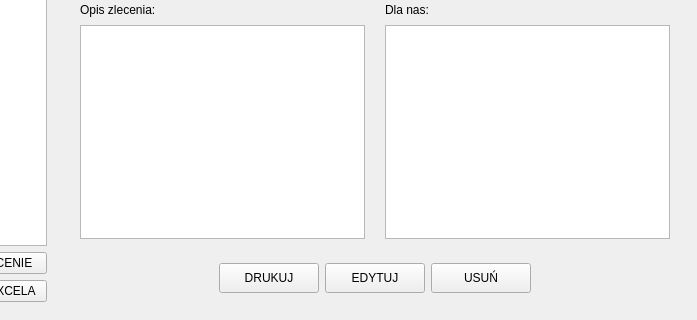
Qt form ui/MainWindow.ui (Cocolak/order_manager) before a commit; both pictures show x 103 to 800 and y 180 to 500 of the 800 by 500 pixel window.
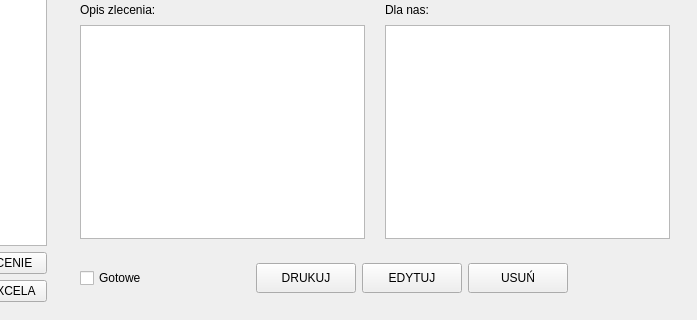
The same form after that commit. The open tabs and pages were chosen to show the change. Icons and pictures are not drawn.

What changed in the file:
```diff
--- a/ui/MainWindow.ui
+++ b/ui/MainWindow.ui
@@ -365,6 +365,13 @@
         <item>
          <widget class="QWidget" name="infoButtonsWidget" native="true">
           <layout class="QHBoxLayout" name="horizontalLayout_8">
+           <item>
+            <widget class="QCheckBox" name="info_isReadyCheckBox">
+             <property name="text">
+              <string>Gotowe</string>
+             </property>
+            </widget>
+           </item>
            <item>
             <spacer name="info_horizontalSpacer_1">
              <property name="orientation">
```
Left out of the diff: 2 changed lines with no effect on the pictures.
